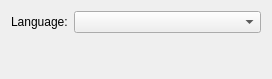
Above: Srt.QT/tt3-gui/GeneralAppearancePreferencesEditor.ui from akapustiatyahoocouk/TimeTracker3 before the change. Below: the same form after it.
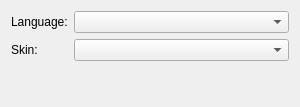
That is the form after the change.

What changed in the file:
```diff
--- a/Srt.QT/tt3-gui/GeneralAppearancePreferencesEditor.ui
+++ b/Srt.QT/tt3-gui/GeneralAppearancePreferencesEditor.ui
@@ -6,8 +6,8 @@
    <rect>
     <x>0</x>
     <y>0</y>
-    <width>272</width>
-    <height>79</height>
+    <width>300</width>
+    <height>107</height>
    </rect>
   </property>
   <property name="windowTitle">
@@ -24,7 +24,17 @@
    <item row="0" column="1">
     <widget class="QComboBox" name="languageComboBox"/>
    </item>
-   <item row="1" column="0" colspan="2">
+   <item row="1" column="0">
+    <widget class="QLabel" name="skinLabel">
+     <property name="text">
+      <string>Skin:</string>
+     </property>
+    </widget>
+   </item>
+   <item row="1" column="1">
+    <widget class="QComboBox" name="skinComboBox"/>
+   </item>
+   <item row="2" column="0" colspan="2">
     <spacer name="verticalSpacer">
      <property name="orientation">
       <enum>Qt::Orientation::Vertical</enum>
```
Left out of the diff: 17 changed lines with no effect on the pictures.
